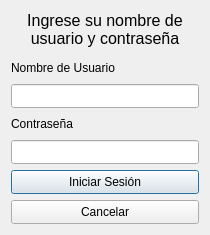
This is ui/login.ui in OdairTrujillo/blockcheck as Qt 5 draws it before an edit. The edited form follows.
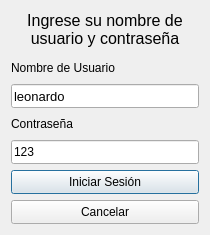
This is the edited form. Icons and pictures are not drawn.

Patch:
```diff
--- a/ui/login.ui
+++ b/ui/login.ui
@@ -68,7 +68,7 @@
         </font>
        </property>
        <property name="text">
-        <string/>
+        <string>leonardo</string>
        </property>
       </widget>
      </item>
@@ -91,7 +91,7 @@
         <string/>
        </property>
        <property name="text">
-        <string/>
+        <string>123</string>
        </property>
       </widget>
      </item>
```
